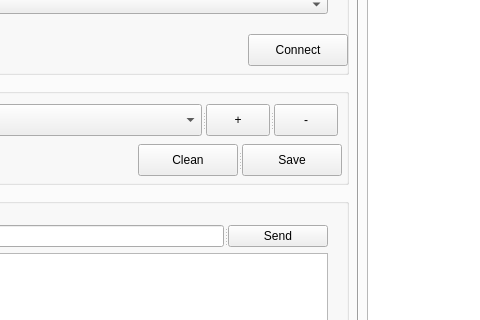
Before: the Qt Designer form ui/MainWindow.ui in PetoiCamp/PetoiControllerQt, drawn with Qt 5; both pictures show x 224 to 704 and y 291 to 611 of the 1000 by 720 pixel window.
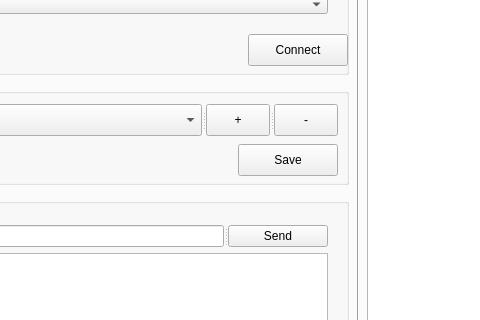
After: the same form once the commit is applied. Icons and pictures are not drawn.

Patch:
```diff
--- a/ui/MainWindow.ui
+++ b/ui/MainWindow.ui
@@ -252,32 +252,15 @@
       <widget class="QSplitter" name="splitter_2">
        <property name="geometry">
         <rect>
-         <x>350</x>
+         <x>450</x>
          <y>70</y>
-         <width>207</width>
+         <width>100</width>
          <height>32</height>
         </rect>
        </property>
        <property name="orientation">
         <enum>Qt::Horizontal</enum>
        </property>
-       <widget class="QPushButton" name="buttonCleanCalibration">
-        <property name="minimumSize">
-         <size>
-          <width>100</width>
-          <height>0</height>
-         </size>
-        </property>
-        <property name="maximumSize">
-         <size>
-          <width>100</width>
-          <height>16777215</height>
-         </size>
-        </property>
-        <property name="text">
-         <string>Clean</string>
-        </property>
-       </widget>
        <widget class="QPushButton" name="buttonSaveCalibration">
         <property name="minimumSize">
          <size>
```
